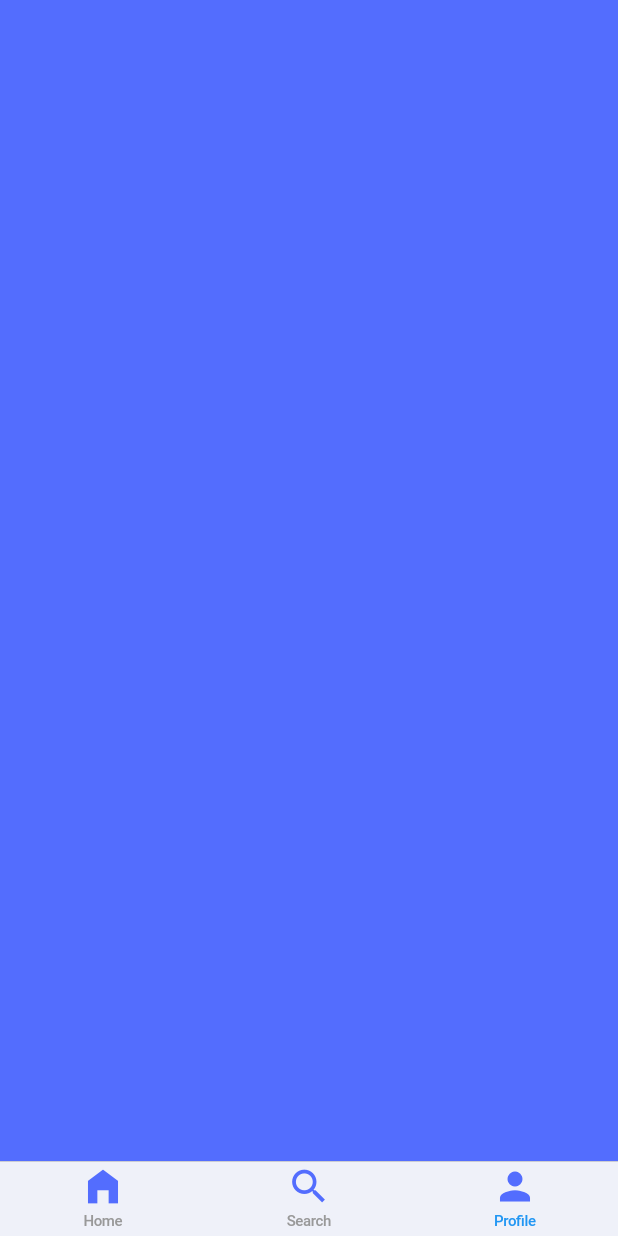
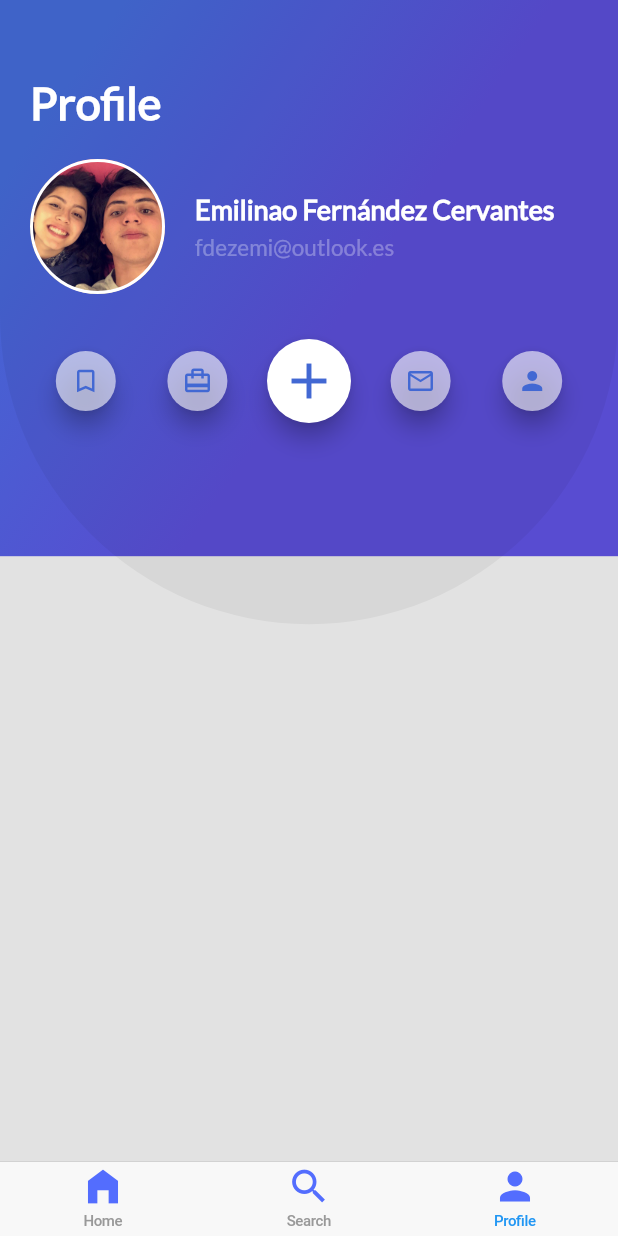
Before and after one commit to EmilianFC20/App-Emi1, a Flutter app: the screen it shows after launch, item 3 of the bottom bar chosen, on a phone screen of 412 x 824 dp. Run offline on Flutter 3.47's test engine with Material 2 defaults, Android fonts, the light colour scheme and no system bars.

Commit message:
Added profile background Added profile header composed by user info and buttons bar (composed of circle button)

```diff
--- /dev/null
+++ b/trips_app_platzi/lib/buttons_bar.dart
@@ -0,0 +1,23 @@
+import 'package:flutter/material.dart';
+import 'circle_button.dart';
+
+class ButtonsBar extends StatelessWidget {
+  @override
+  Widget build(BuildContext context) {
+    return Padding(
+      padding: EdgeInsets.symmetric(
+        horizontal: 0.0,
+        vertical: 10.0,
+      ),
+      child: Row(
+        children: [
+          CircleButton(true, Icons.turned_in_not, 20.0, Color.fromRGBO(255, 255, 255, 0.6)),
+          CircleButton(true, Icons.card_travel, 20.0, Color.fromRGBO(255, 255, 255, 0.6)),
+          CircleButton(false, Icons.add, 40.0, Color.fromRGBO(255, 255, 255, 1)),
+          CircleButton(true, Icons.mail_outline, 20.0, Color.fromRGBO(255, 255, 255, 0.6)),
+          CircleButton(true, Icons.person, 20.0, Color.fromRGBO(255, 255, 255, 0.6)),
+        ],
+      ),
+    );
+  }
+}
--- /dev/null
+++ b/trips_app_platzi/lib/circle_button.dart
@@ -0,0 +1,33 @@
+import 'package:flutter/material.dart';
+
+class CircleButton extends StatefulWidget {
+  bool mini;
+  var icon;
+  var color;
+  double iconSize;
+
+  CircleButton(this.mini, this.icon, this.iconSize, this.color);
+
+  @override
+  _CircleButtonState createState() => _CircleButtonState();
+}
+
+class _CircleButtonState extends State<CircleButton> {
+  void onPressedButton() {}
+
+  @override
+  Widget build(BuildContext context) {
+    return Expanded(
+      child: FloatingActionButton(
+        backgroundColor: widget.color,
+        mini: widget.mini,
+        onPressed: onPressedButton,
+        child: Icon(
+          widget.icon,
+          size: widget.iconSize,
+          color: Color(0xFF4268d3),
+        ),
+      ),
+    );
+  }
+}
--- /dev/null
+++ b/trips_app_platzi/lib/profile_background.dart
@@ -0,0 +1,33 @@
+import 'package:flutter/material.dart';
+
+class ProfileBackgroud extends StatelessWidget {
+
+  @override
+  Widget build(BuildContext context) {
+    double screenHeight = MediaQuery.of(context).size.height;
+    double screenWidth = MediaQuery.of(context).size.width;
+
+    return Container(
+      width: screenWidth,
+      height: screenHeight * 0.45,
+      decoration: BoxDecoration(
+          gradient: LinearGradient(
+              colors: [Color(0xFF4268D3), Color(0xFF584CD1)],
+              begin: FractionalOffset(0.2, 0.0),
+              end: FractionalOffset(1.0, 0.6),
+              stops: [0.0, 0.6],
+              tileMode: TileMode.clamp)),
+      child: FittedBox(
+        fit: BoxFit.none,
+        alignment: Alignment(-0.5, 0.8),
+        child: Container(
+          width: screenWidth,
+          height: screenHeight,
+          decoration: BoxDecoration(
+              color: Color.fromRGBO(0, 0, 0, 0.05),
+              borderRadius: BorderRadius.circular(screenHeight / 2)),
+        ),
+      ),
+    );
+  }
+}
--- /dev/null
+++ b/trips_app_platzi/lib/profile_header.dart
@@ -0,0 +1,38 @@
+import 'package:flutter/material.dart';
+import 'user_info.dart';
+import 'buttons_bar.dart';
+
+class ProfileHeader extends StatelessWidget {
+  @override
+  Widget build(BuildContext context) {
+
+    final title = Text(
+      "Profile",
+      style: TextStyle(
+        fontFamily: "Lato",
+        color: Colors.white,
+        fontWeight: FontWeight.bold,
+        fontSize: 30.0
+      ),
+    );
+
+    return Container(
+      margin: EdgeInsets.only(
+        left: 20.0,
+        right: 20.0,
+        top: 50.0
+      ),
+      child: Column(
+        children: <Widget>[
+          Row(
+            children: <Widget>[
+              title
+            ],
+          ),
+          UserInfo("assets/img/KE.jpg", "Emilinao Fernández Cervantes", "fdezemi@outlook.es"),
+          ButtonsBar()
+        ],
+      ),
+    );
+  }
+}
--- a/trips_app_platzi/lib/profile_trips.dart
+++ b/trips_app_platzi/lib/profile_trips.dart
@@ -1,11 +1,20 @@
 import 'package:flutter/material.dart';
+import 'profile_background.dart';
+import 'profile_header.dart';
 
 class ProfileTrips extends StatelessWidget {
   @override
   Widget build(BuildContext context) {
     // TODO: implement build
-    return Container(
-      color: Colors.indigoAccent,
+    return Stack(
+      children: <Widget>[
+        ProfileBackgroud(),
+        ListView(
+          children: <Widget>[
+            ProfileHeader(),
+          ],
+        )
+      ],
     );
   }
 
--- /dev/null
+++ b/trips_app_platzi/lib/user_info.dart
@@ -0,0 +1,74 @@
+import 'package:flutter/material.dart';
+
+class UserInfo extends StatelessWidget {
+  String imgProfile;
+  String name;
+  String email;
+
+  UserInfo(this.imgProfile, this.name, this.email);
+
+  @override
+  Widget build(BuildContext context) {
+
+    final userPhoto = Container(
+      width: 90.0,
+      height: 90.0,
+      margin: EdgeInsets.only(
+        right: 20.0
+      ),
+      decoration: BoxDecoration(
+        border: Border.all(
+          color: Colors.white,
+          width: 2.0,
+          style: BorderStyle.solid
+        ),
+        shape: BoxShape.circle,
+        image: DecorationImage(
+          fit: BoxFit.cover,
+          image: AssetImage(imgProfile)
+        )
+      ),
+    );
+
+    final userInfo = Column(
+      crossAxisAlignment: CrossAxisAlignment.start,
+      children: <Widget>[
+        Container(
+          margin: EdgeInsets.only(
+            bottom: 5.0
+          ),
+          child: Text(
+            name,
+            style: TextStyle(
+              fontSize: 18.0,
+              fontWeight: FontWeight.bold,
+              color: Colors.white,
+              fontFamily: "Lato",
+            ),
+          ),
+        ),
+        Text(
+          email,
+          style: TextStyle(
+            fontSize: 15.0,
+            color: Colors.white30,
+            fontFamily: "Lato"
+          ),
+        )
+      ],
+    );
+
+    return Container(
+      margin: EdgeInsets.symmetric(
+        vertical: 20.0,
+        horizontal: 0.0
+      ),
+      child: Row(
+        children: [
+          userPhoto,
+          userInfo
+        ],
+      ),
+    );
+  }
+}
```
